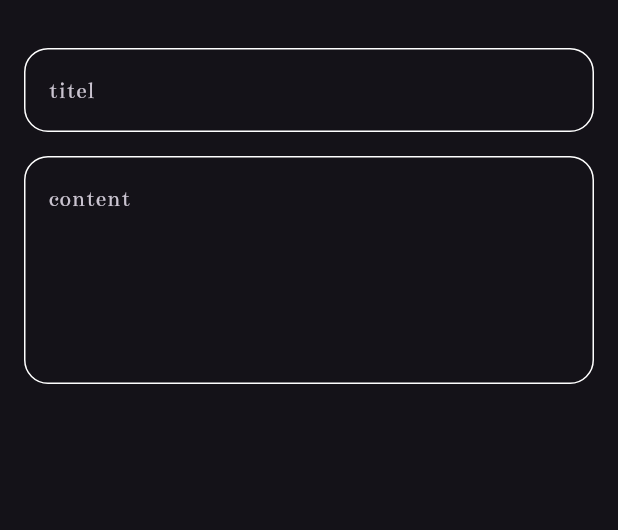
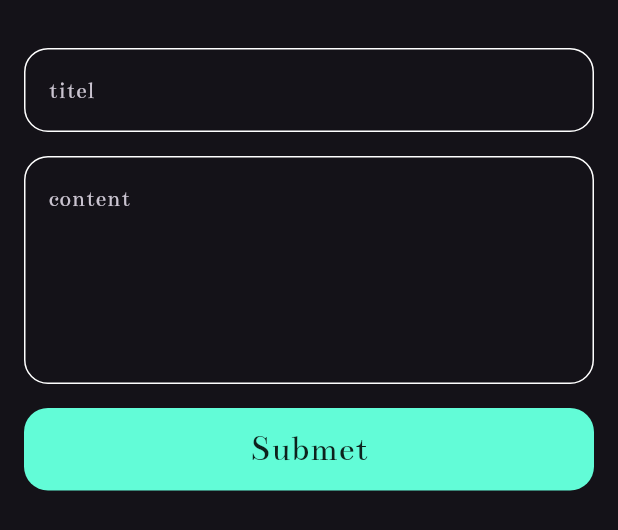
Before and after one commit to saadriia/Notes_App, a Flutter app: the AddNoteButtonSheat widget shown alone on an empty page, opened directly, on a phone screen of 412 x 824 dp. Shown: the top 530 px of the screen. Run offline on Flutter 3.47's test engine with Material 3 defaults, Android fonts, the phone set to English and light mode, and no system bars; our stand-ins replace font_awesome_flutter.

```diff
--- a/lib/view/widgets/Add_note_ButtonSheet.dart
+++ b/lib/view/widgets/Add_note_ButtonSheet.dart
@@ -1,4 +1,5 @@
 import 'package:flutter/material.dart';
+import 'package:notes_app/view/widgets/Constants.dart';
 import 'package:notes_app/view/widgets/Custom_TexetField.dart';
 
 
@@ -21,9 +22,35 @@ class AddNoteButtonSheat extends StatelessWidget {
           SizedBox(height: 16,),
             CustomTexetField(
               hint: 'content',
-              maxLines: 5, )
+              maxLines: 5, ),
+                        SizedBox(height: 16,),
+
+              customButton()
         ],
       ),
     );
   }
 }
+class customButton extends StatelessWidget {
+  const customButton({super.key});
+
+  @override
+  Widget build(BuildContext context) {
+    return Container(
+      width: MediaQuery.of(context).size.width,
+      height: 55,
+      decoration: BoxDecoration(
+        borderRadius: BorderRadius.circular(16),
+        color: kPrimaryColor,),
+
+       child: Center(
+        child: Text('Submet', style:
+         TextStyle(
+          color: Colors.black87,
+          fontSize: 24,
+
+        ), ),
+      ),
+    );
+  }
+}
```
